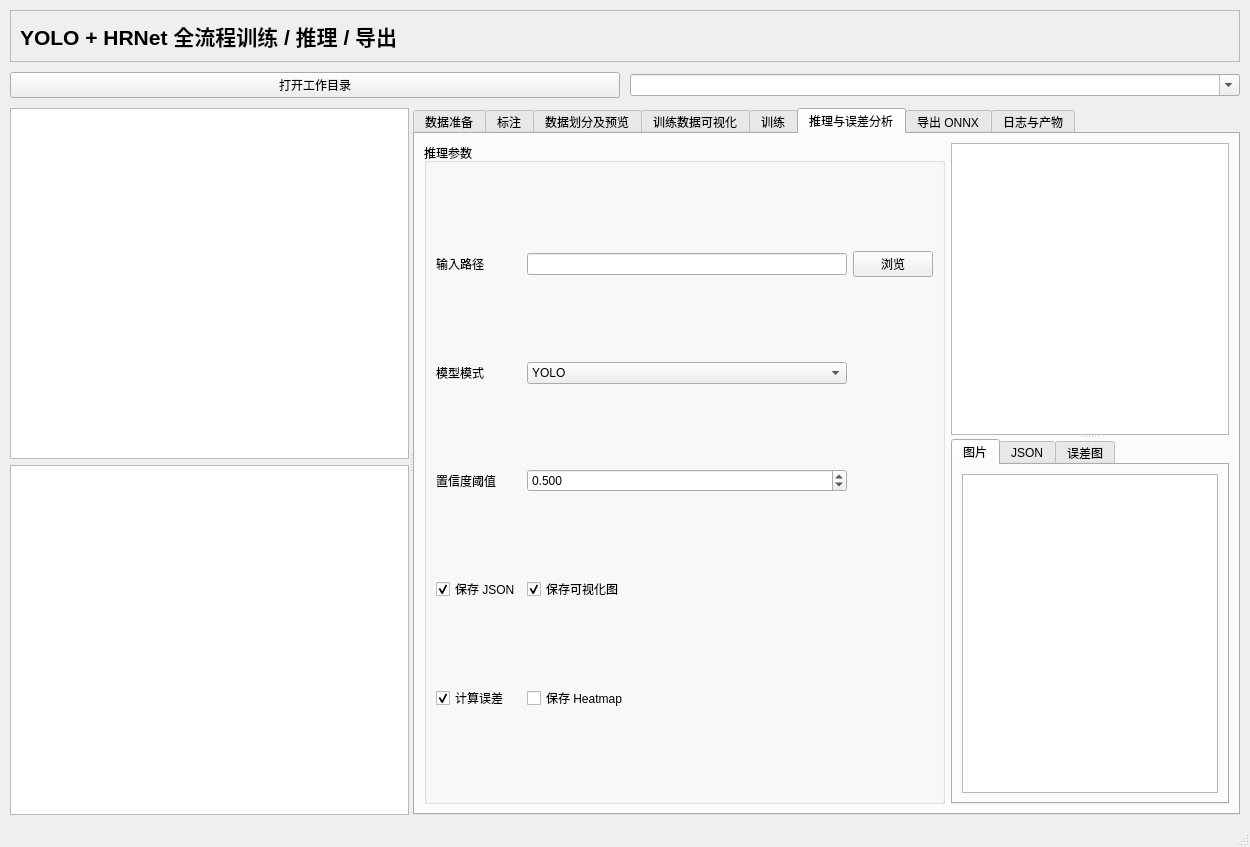
qiangzhang-ebots/VisualTrainFactory, file VisualTrainFactory.ui: the form before one commit.
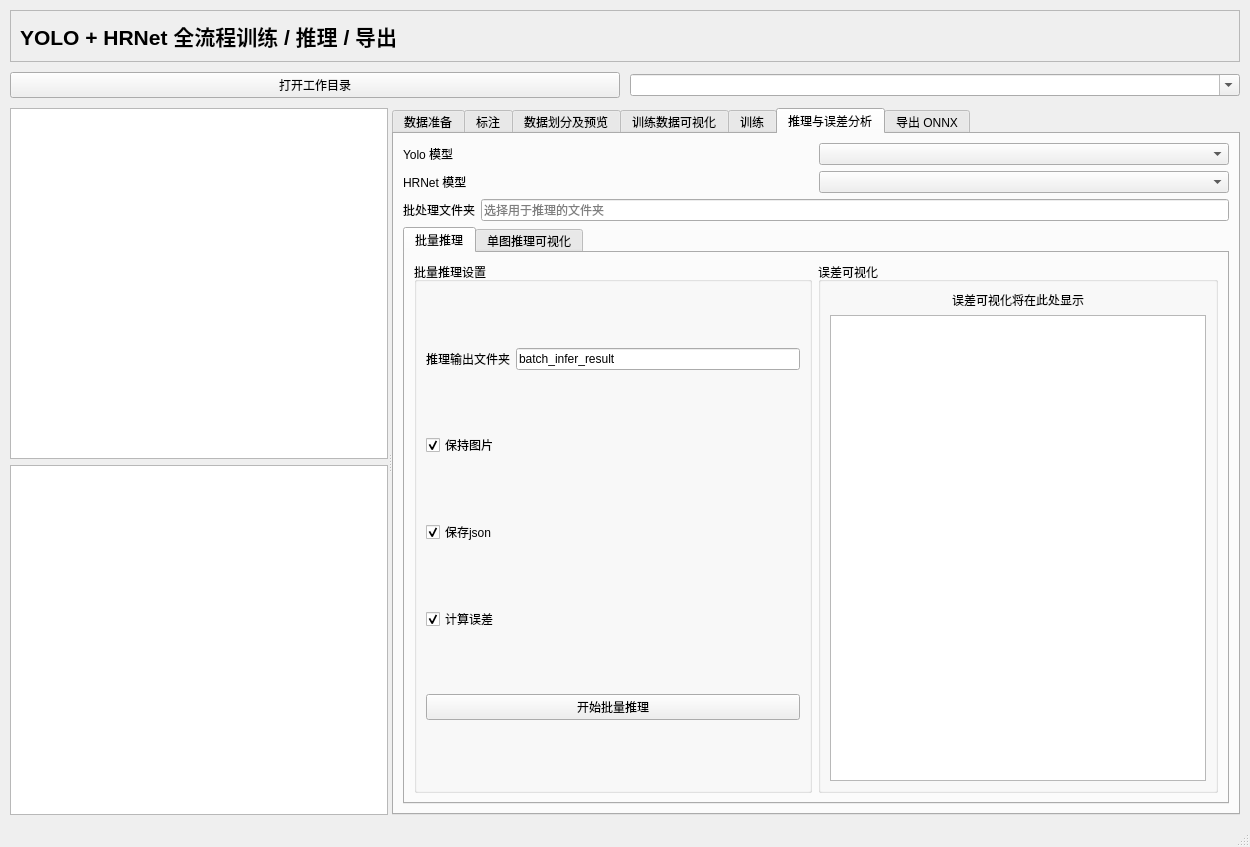
The form after the commit. The open tabs and pages were chosen to show the change.

Commit message: 能够训练yolo

What changed in the file:
```diff
--- a/VisualTrainFactory.ui
+++ b/VisualTrainFactory.ui
@@ -930,108 +930,130 @@
         <attribute name="title">
          <string>推理与误差分析</string>
         </attribute>
-        <layout class="QHBoxLayout" name="horizontalLayout_inference">
+        <layout class="QVBoxLayout" name="verticalLayout_5">
          <item>
-          <widget class="QGroupBox" name="groupInferenceConfig">
-           <property name="title">
-            <string>推理参数</string>
-           </property>
-           <layout class="QGridLayout" name="gridLayout_inferenceConfig">
-            <item row="0" column="0">
-             <widget class="QLabel" name="labelInferInput">
+          <layout class="QHBoxLayout" name="horizontalLayout_5">
+           <item>
+            <widget class="QLabel" name="label_4">
               <property name="text">
-               <string>输入路径</string>
+              <string>Yolo 模型</string>
               </property>
              </widget>
             </item>
-            <item row="0" column="1">
-             <widget class="QLineEdit" name="lineEditInferInput"/>
-            </item>
-            <item row="0" column="2">
-             <widget class="QPushButton" name="pushButtonBrowseInferInput">
-              <property name="text">
-               <string>浏览</string>
-              </property>
-             </widget>
-            </item>
-            <item row="1" column="0">
-             <widget class="QLabel" name="labelInferModel">
+           <item>
+            <widget class="QComboBox" name="YoloModelCombbox"/>
+           </item>
+          </layout>
+         </item>
+         <item>
+          <layout class="QHBoxLayout" name="horizontalLayout_8">
+           <item>
+            <widget class="QLabel" name="label_5">
               <property name="text">
-               <string>模型模式</string>
+              <string>HRNet 模型</string>
               </property>
              </widget>
             </item>
-            <item row="1" column="1">
-             <widget class="QComboBox" name="comboBoxInferModel">
               <item>
-               <property name="text">
-                <string>YOLO</string>
-               </property>
-              </item>
+            <widget class="QComboBox" name="HRNetModelCombbox"/>
+           </item>
+          </layout>
+         </item>
               <item>
+          <layout class="QHBoxLayout" name="horizontalLayout_10">
+           <item>
+            <widget class="QLabel" name="label_6">
                <property name="text">
-                <string>YOLO + HRNet</string>
-               </property>
-              </item>
-             </widget>
-            </item>
-            <item row="2" column="0">
-             <widget class="QLabel" name="labelScoreThr">
-              <property name="text">
-               <string>置信度阈值</string>
+              <string>批处理文件夹</string>
+             </property>
+            </widget>
+           </item>
+           <item>
+            <widget class="QLineEdit" name="inferImgForlderLineEdit">
+             <property name="placeholderText">
+              <string>选择用于推理的文件夹</string>
               </property>
              </widget>
             </item>
-            <item row="2" column="1">
-             <widget class="QDoubleSpinBox" name="doubleSpinBoxScoreThr">
-              <property name="decimals">
-               <number>3</number>
-              </property>
-              <property name="maximum">
-               <double>1.000000000000000</double>
-              </property>
-              <property name="singleStep">
-               <double>0.050000000000000</double>
-              </property>
-              <property name="value">
-               <double>0.500000000000000</double>
+          </layout>
+         </item>
+         <item>
+          <widget class="QTabWidget" name="tabWidget">
+           <property name="currentIndex">
+            <number>0</number>
+           </property>
+           <widget class="QWidget" name="tabBatchInferWidget">
+            <attribute name="title">
+             <string>批量推理</string>
+            </attribute>
+            <layout class="QHBoxLayout" name="horizontalLayout_9">
+             <item>
+              <widget class="QGroupBox" name="groupBox_2">
+               <property name="title">
+                <string>批量推理设置</string>
+               </property>
+               <layout class="QVBoxLayout" name="verticalLayout_6">
+                <item>
+                 <layout class="QHBoxLayout" name="horizontalLayout_11">
+                  <item>
+                   <widget class="QLabel" name="label_7">
+                    <property name="text">
+                     <string>推理输出文件夹</string>
+                    </property>
+                   </widget>
+                  </item>
+                  <item>
+                   <widget class="QLineEdit" name="batchInferRetFolderLineEdit">
+                    <property name="text">
+                     <string>batch_infer_result</string>
               </property>
              </widget>
             </item>
-            <item row="3" column="0">
-             <widget class="QCheckBox" name="checkBoxSaveInferJson">
+                 </layout>
+                </item>
+                <item>
+                 <widget class="QCheckBox" name="saveImgCB">
+                  <property name="toolTip">
+                   <string>保存带推理结果的图片到输出文件夹</string>
+                  </property>
               <property name="text">
-               <string>保存 JSON</string>
+                   <string>保持图片</string>
               </property>
               <property name="checked">
                <bool>true</bool>
               </property>
              </widget>
             </item>
-            <item row="3" column="1">
-             <widget class="QCheckBox" name="checkBoxSaveInferVis">
+                <item>
+                 <widget class="QCheckBox" name="saveJsonCB">
+                  <property name="toolTip">
+                   <string>将推理关键点/框保存为 JSON 文件</string>
+                  </property>
               <property name="text">
-               <string>保存可视化图</string>
+                   <string>保存json</string>
               </property>
               <property name="checked">
                <bool>true</bool>
               </property>
              </widget>
             </item>
-            <item row="4" column="0">
-             <widget class="QCheckBox" name="checkBoxCalcError">
+                <item>
+                 <widget class="QCheckBox" name="saveErrCB">
+                  <property name="toolTip">
+                   <string>若有真值，将计算并输出误差统计</string>
+                  </property>
               <property name="text">
-               <string>计算误差</string>
+                   <string>计算误差 </string>
               </property>
               <property name="checked">
                <bool>true</bool>
               </property>
              </widget>
             </item>
-            <item row="4" column="1">
-             <widget class="QCheckBox" name="checkBoxSaveHeatmaps">
+                <item>
+                 <widget class="QPushButton" name="batchInferBtn">
               <property name="text">
-               <string>保存 Heatmap</string>
+                   <string>开始批量推理</string>
               </property>
              </widget>
             </item>
@@ -1039,42 +1061,46 @@
           </widget>
          </item>
          <item>
-          <widget class="QSplitter" name="splitterInferenceRight">
-           <property name="orientation">
-            <enum>Qt::Vertical</enum>
-           </property>
-           <widget class="QTextBrowser" name="textBrowserInferenceSummary"/>
-           <widget class="QTabWidget" name="tabWidgetInferenceOutputs">
-            <widget class="QWidget" name="tabInferImage">
-             <attribute name="title">
-              <string>图片</string>
-             </attribute>
-             <layout class="QVBoxLayout" name="verticalLayout_inferImage">
+              <widget class="QGroupBox" name="groupBox">
+               <property name="minimumSize">
+                <size>
+                 <width>400</width>
+                 <height>0</height>
+                </size>
+               </property>
+               <property name="title">
+                <string>误差可视化</string>
+               </property>
+               <layout class="QVBoxLayout" name="verticalLayout_errorVis">
               <item>
-               <widget class="QGraphicsView" name="graphicsViewInferImage"/>
-              </item>
-             </layout>
-            </widget>
-            <widget class="QWidget" name="tabInferJson">
-             <attribute name="title">
-              <string>JSON</string>
-             </attribute>
-             <layout class="QVBoxLayout" name="verticalLayout_inferJson">
+                 <widget class="QLabel" name="labelErrorVisPlaceholder">
+                  <property name="text">
+                   <string>误差可视化将在此处显示</string>
+                  </property>
+                  <property name="alignment">
+                   <set>Qt::AlignCenter</set>
+                  </property>
+                 </widget>
+                </item>
               <item>
-               <widget class="QTextBrowser" name="textBrowserInferJson"/>
+                 <widget class="QGraphicsView" name="errorVisView">
+                  <property name="minimumSize">
+                   <size>
+                    <width>360</width>
+                    <height>240</height>
+                   </size>
+                  </property>
+                 </widget>
               </item>
              </layout>
             </widget>
-            <widget class="QWidget" name="tabInferHist">
-             <attribute name="title">
-              <string>误差图</string>
-             </attribute>
-             <layout class="QVBoxLayout" name="verticalLayout_inferHist">
-              <item>
-               <widget class="QGraphicsView" name="graphicsViewInferHist"/>
               </item>
              </layout>
             </widget>
+           <widget class="QWidget" name="tabSingleInferWidget">
+            <attribute name="title">
+             <string>单图推理可视化</string>
+            </attribute>
            </widget>
           </widget>
          </item>
@@ -1160,56 +1186,6 @@
          </item>
         </layout>
        </widget>
-       <widget class="QWidget" name="tabLogs">
-        <attribute name="title">
-         <string>日志与产物</string>
-        </attribute>
-        <layout class="QHBoxLayout" name="horizontalLayout_logs">
-         <item>
-          <widget class="QListWidget" name="listWidgetTaskHistory"/>
-         </item>
-         <item>
-          <widget class="QTabWidget" name="tabWidgetLogs">
-           <widget class="QWidget" name="tabLogStream">
-            <attribute name="title">
-             <string>日志流</string>
-            </attribute>
-            <layout class="QVBoxLayout" name="verticalLayout_logStream">
-             <item>
-              <widget class="QTextBrowser" name="textBrowserLogStream"/>
-             </item>
-            </layout>
-           </widget>
-           <widget class="QWidget" name="tabArtifacts">
-            <attribute name="title">
-             <string>Artifacts</string>
-            </attribute>
-            <layout class="QVBoxLayout" name="verticalLayout_artifacts">
-             <item>
-              <widget class="QTreeWidget" name="treeWidgetArtifacts">
-               <column>
-                <property name="text">
-                 <string>名称</string>
-                </property>
-               </column>
-               <column>
-                <property name="text">
-                 <string>路径</string>
-                </property>
-               </column>
-               <column>
-                <property name="text">
-                 <string>类型</string>
-                </property>
-               </column>
-              </widget>
-             </item>
-            </layout>
-           </widget>
-          </widget>
-         </item>
-        </layout>
-       </widget>
       </widget>
      </widget>
     </item>
```
Left out of the diff: 233 changed lines with no effect on the pictures. Lines whose indentation alone changed are shown as unchanged. The commit also changes 7 other files.
